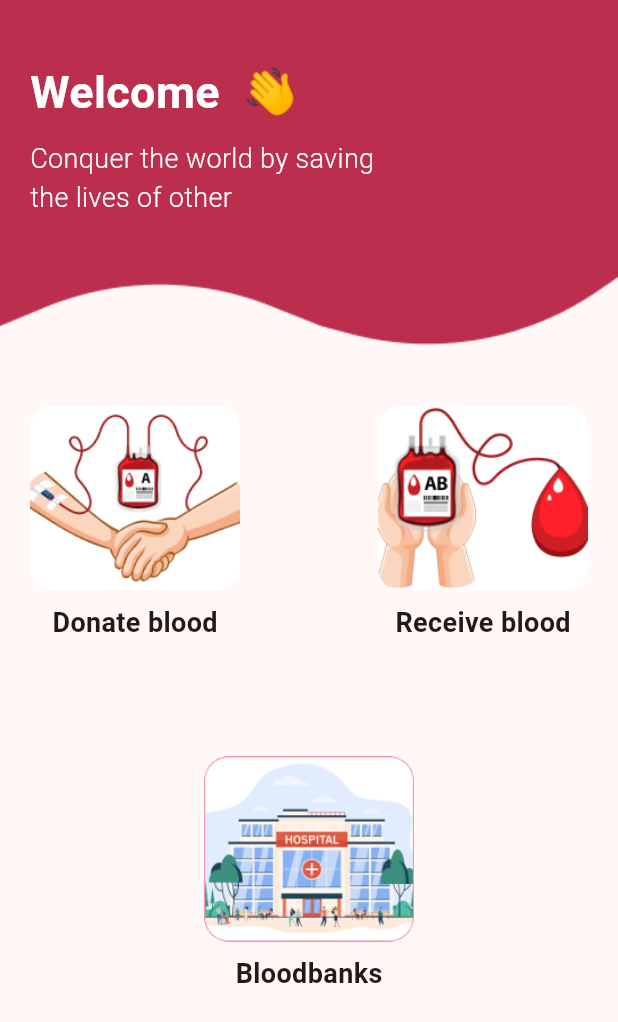
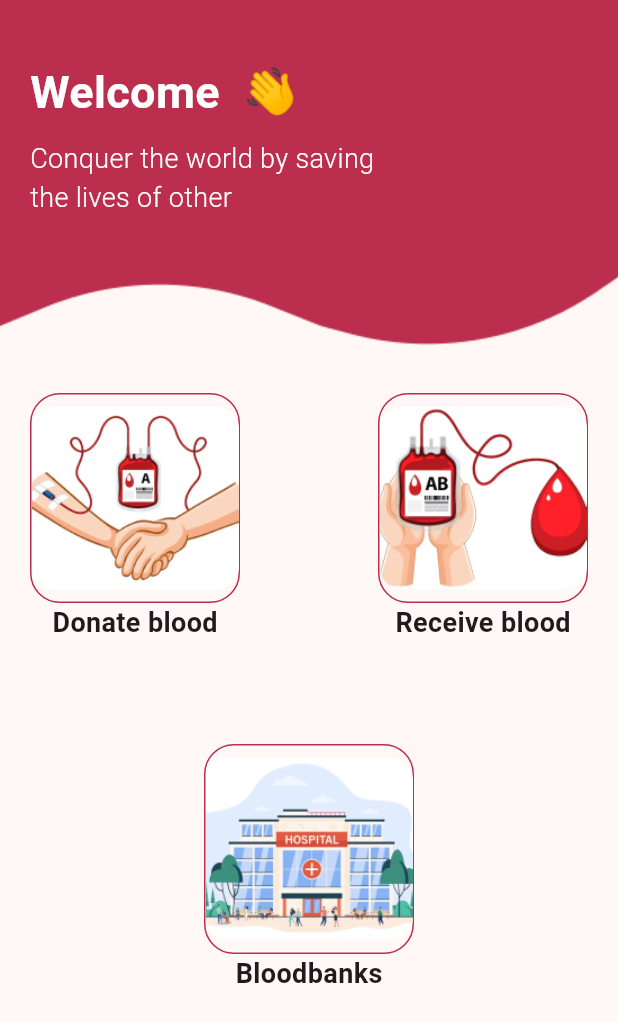
Before and after one commit to rohitbaing08/Bloodbank-Android, a Flutter app: the HomeView screen opened by its route, on a phone screen of 412 x 824 dp. Shown: the top 1022 px of the screen. Run offline on Flutter 3.47's test engine with Material 3 defaults, Android fonts, the phone set to English and light mode, and no system bars; our stand-ins replace cloud_firestore, firebase_auth, firebase_core, fluttertoast, go_router, shared_preferences; accounts and stored records are empty.

Commit message:
Home UI modified

```diff
--- a/lib/view/screens/home_view.dart
+++ b/lib/view/screens/home_view.dart
@@ -1,3 +1,4 @@
+import 'package:bloodbank_management/res/colors.dart';
 import 'package:bloodbank_management/res/routes_constant.dart';
 import 'package:bloodbank_management/view_model/home_view_model.dart';
 import 'package:firebase_auth/firebase_auth.dart';
@@ -85,7 +86,13 @@ class _HomeViewState extends State<HomeView> {
                                       onTap: () {
                                         router.push('/receivers-list');
                                       },
-                                      child: SizedBox(
+                                      child: Container(
+                                        decoration: BoxDecoration(
+                                            border: Border.all(
+                                                color:
+                                                    LightAppColors().seedColor),
+                                            borderRadius:
+                                                BorderRadius.circular(20)),
                                         height: 140,
                                         width: 140,
                                         child: Image.asset(
@@ -106,7 +113,13 @@ class _HomeViewState extends State<HomeView> {
                                       onTap: () {
                                         router.push('/donors-list');
                                       },
-                                      child: SizedBox(
+                                      child: Container(
+                                        decoration: BoxDecoration(
+                                            border: Border.all(
+                                                color:
+                                                    LightAppColors().seedColor),
+                                            borderRadius:
+                                                BorderRadius.circular(20)),
                                         height: 140,
                                         width: 140,
                                         child: Image.asset(
@@ -129,7 +142,12 @@ class _HomeViewState extends State<HomeView> {
                                   onTap: () {
                                     router.push('/bloodbanks-list');
                                   },
-                                  child: SizedBox(
+                                  child: Container(
+                                    decoration: BoxDecoration(
+                                        border: Border.all(
+                                            color: LightAppColors().seedColor),
+                                        borderRadius:
+                                            BorderRadius.circular(20)),
                                     height: 140,
                                     width: 140,
                                     child: Image.asset(
```
Also changed, not shown: assets/Images/Hospital.png.
